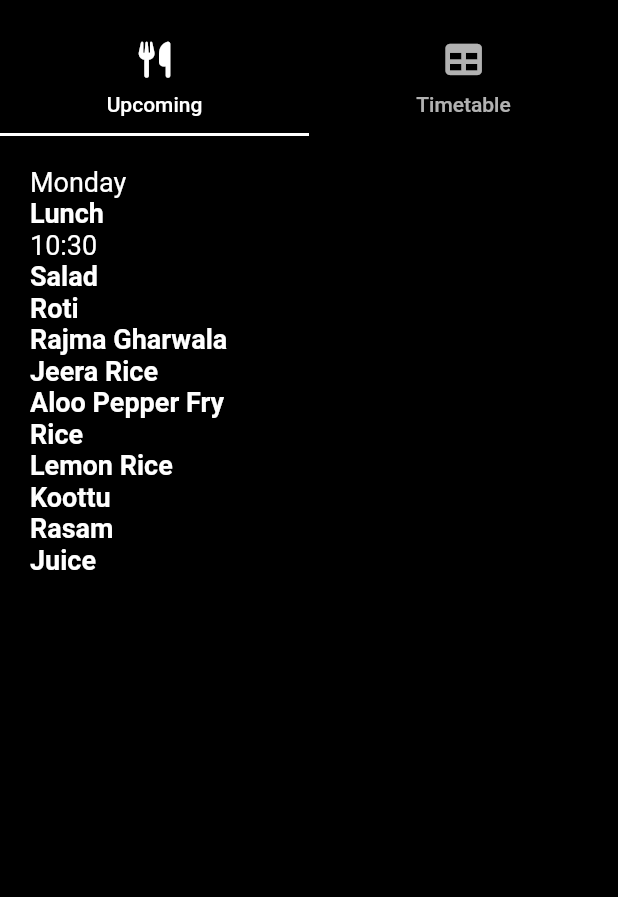
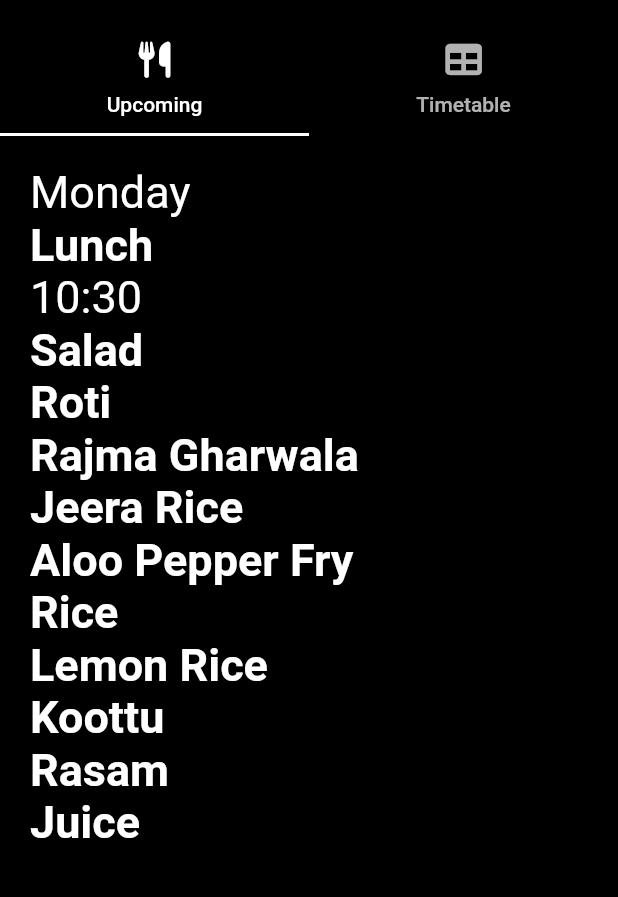
Before and after one commit to shenmareparas/VIT_Bhopal_Mess, a Flutter app: the screen it shows after launch, on a phone screen of 412 x 824 dp, the part 59-956 px from its top. Run offline on Flutter 3.47's test engine with Material 2 defaults, Android fonts, the light colour scheme and no system bars; our stand-ins replace font_awesome_flutter, photo_view.

Commit message:
Updated Images

```diff
--- a/lib/upcoming.dart
+++ b/lib/upcoming.dart
@@ -34,26 +34,26 @@ class Upcoming extends StatelessWidget {
           children: [
             Text(
               formattedDate,
-              style: const TextStyle(color: Colors.white, fontSize: 18),
+              style: const TextStyle(color: Colors.white, fontSize: 30),
             ),
             Text(
               getMealTime(now).toString(),
               style: const TextStyle(
                 color: Colors.white,
-                fontSize: 18,
+                fontSize: 30,
                 fontWeight: FontWeight.bold,
                 shadows: [
                   Shadow(
                     blurRadius: 2,
                     color: Colors.black,
                     offset: Offset(1, 1),
-                  ), // Add a shadow effect
+                  ),
                 ],
               ),
             ),
             Text(
               formattedTime,
-              style: const TextStyle(color: Colors.white, fontSize: 18),
+              style: const TextStyle(color: Colors.white, fontSize: 30),
             ),
             Expanded(
               child: ListView.builder(
@@ -65,14 +65,14 @@ class Upcoming extends StatelessWidget {
                     days[formattedDate]![mealTime]![index].toString(),
                     style: const TextStyle(
                       color: Colors.white,
-                      fontSize: 18,
-                      fontWeight: FontWeight.bold, // Add bold font weight
+                      fontSize: 30,
+                      fontWeight: FontWeight.bold,
                       shadows: [
                         Shadow(
                           blurRadius: 2,
                           color: Colors.black,
                           offset: Offset(1, 1),
-                        ), // Add a shadow effect
+                        ),
                       ],
                     ),
                   );
```
Also changed, not shown: assets/images/2.timetable.jpg, assets/images/3.timetable.jpg.
